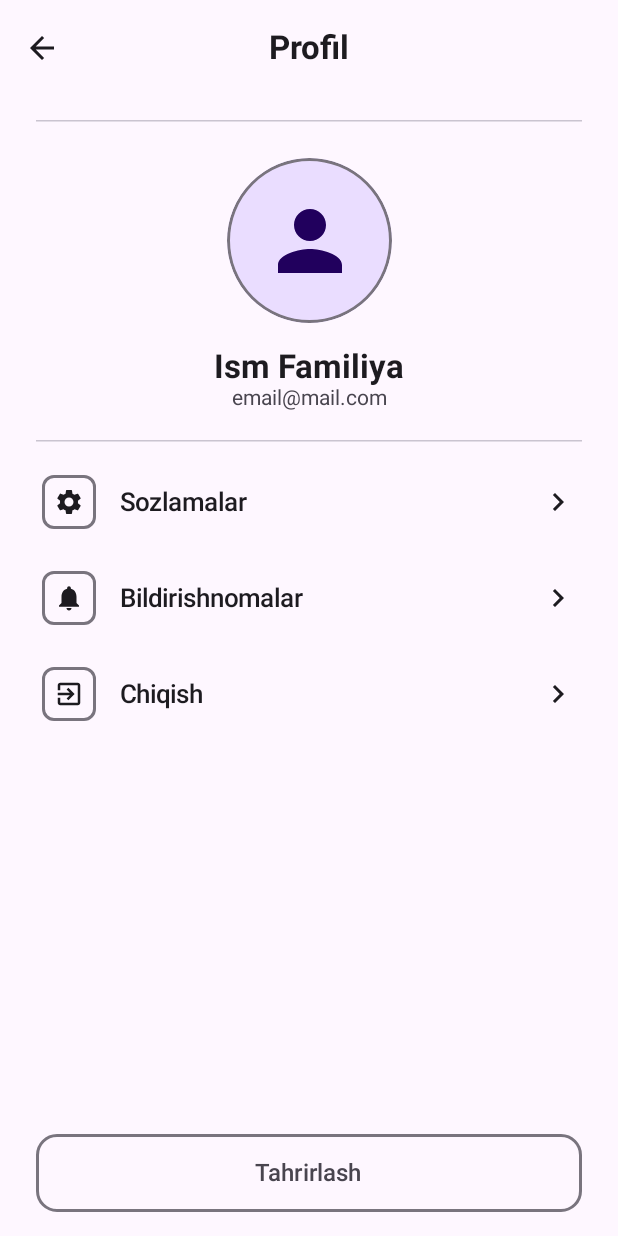
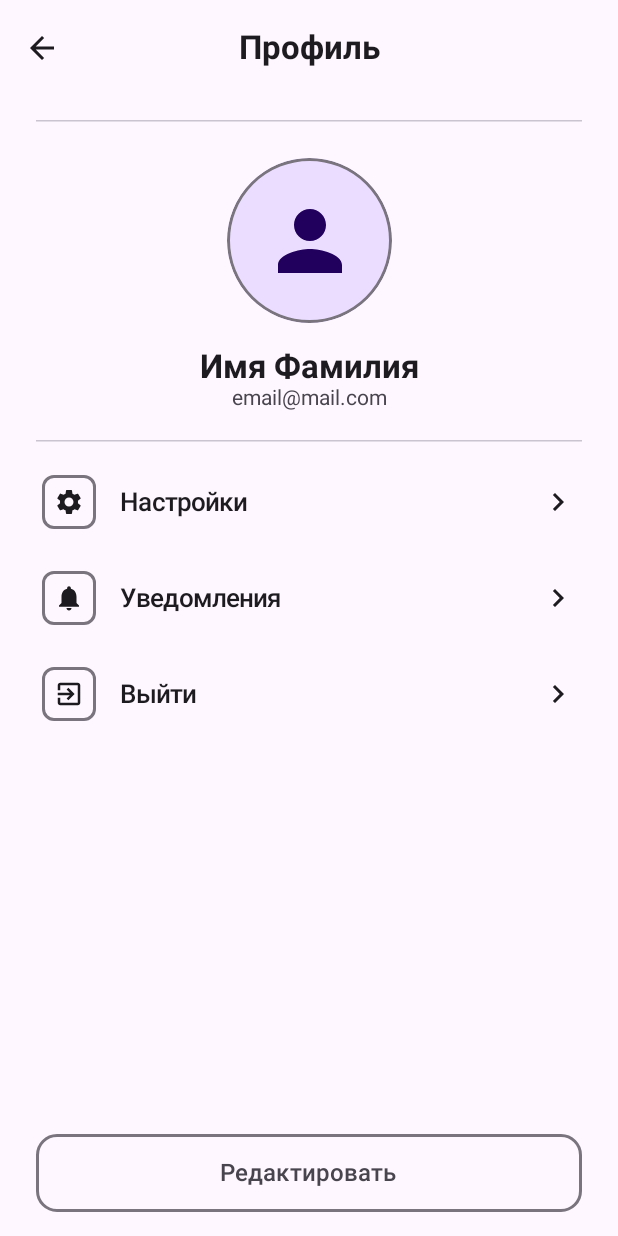
Before and after one commit to farruhnarzullaev2012-lang/TodoApp, an Android app built with Jetpack Compose: the composable ProfileScreen shown on its own in the app's theme, on a phone screen of 412 x 824 dp. Run offline under Robolectric (Android 15) with nearby library versions, the phone set to English and light mode, and no system bars.

Commit message:
Интерфейс переведён на русский

```diff
--- a/app/src/main/java/com/example/todoapp/ProfileScreen.kt
+++ b/app/src/main/java/com/example/todoapp/ProfileScreen.kt
@@ -25,11 +25,11 @@ import androidx.compose.ui.unit.dp
 import androidx.compose.ui.unit.sp
 
 // Profil ekrani — chizmadagi joylashuv bo'yicha:
-// sarlavha + orqaga, rasm (avatar), Ism Familiya, email, 3 ta menyu qatori, pastda "Tahrirlash" tugmasi
+// sarlavha + orqaga, rasm (avatar), Ism Familiya, email, 3 ta menyu qatori, pastda "Редактировать" tugmasi
 @OptIn(ExperimentalMaterial3Api::class)
 @Composable
 fun ProfileScreen(
-    name: String = "Ism Familiya",
+    name: String = "Имя Фамилия",
     email: String = "email@mail.com",
     onBack: () -> Unit,
     onSettings: () -> Unit = {},
@@ -40,10 +40,10 @@ fun ProfileScreen(
     Scaffold(
         topBar = {
             CenterAlignedTopAppBar(
-                title = { Text("Profil", fontWeight = FontWeight.Bold) },
+                title = { Text("Профиль", fontWeight = FontWeight.Bold) },
                 navigationIcon = {
                     IconButton(onClick = onBack) {
-                        Icon(Icons.AutoMirrored.Filled.ArrowBack, contentDescription = "Orqaga")
+                        Icon(Icons.AutoMirrored.Filled.ArrowBack, contentDescription = "Назад")
                     }
                 }
             )
@@ -70,7 +70,7 @@ fun ProfileScreen(
             ) {
                 Icon(
                     Icons.Default.Person,
-                    contentDescription = "Rasm",
+                    contentDescription = "Фото",
                     modifier = Modifier.size(64.dp),
                     tint = MaterialTheme.colorScheme.onPrimaryContainer
                 )
@@ -84,13 +84,13 @@ fun ProfileScreen(
             HorizontalDivider()
             Spacer(Modifier.height(8.dp))
 
-            ProfileMenuItem(Icons.Default.Settings, "Sozlamalar", onSettings)
-            ProfileMenuItem(Icons.Default.Notifications, "Bildirishnomalar", onNotifications)
-            ProfileMenuItem(Icons.AutoMirrored.Filled.ExitToApp, "Chiqish", onLogout)
+            ProfileMenuItem(Icons.Default.Settings, "Настройки", onSettings)
+            ProfileMenuItem(Icons.Default.Notifications, "Уведомления", onNotifications)
+            ProfileMenuItem(Icons.AutoMirrored.Filled.ExitToApp, "Выйти", onLogout)
 
             Spacer(Modifier.weight(1f))
 
-            // "Tahrirlash" tugmasi
+            // "Редактировать" tugmasi
             OutlinedButton(
                 onClick = onEdit,
                 shape = RoundedCornerShape(14.dp),
@@ -99,7 +99,7 @@ fun ProfileScreen(
                     .fillMaxWidth()
                     .height(52.dp)
             ) {
-                Text("Tahrirlash", fontSize = 16.sp, fontWeight = FontWeight.SemiBold)
+                Text("Редактировать", fontSize = 16.sp, fontWeight = FontWeight.SemiBold)
             }
         }
     }
```
Also changed, not shown: app/src/main/java/com/example/todoapp/LoginScreen.kt (+8 -8 lines), app/src/main/java/com/example/todoapp/MainActivity.kt (+11 -11 lines), app/src/main/java/com/example/todoapp/StatsScreen.kt (+7 -7 lines), 1 other file.
